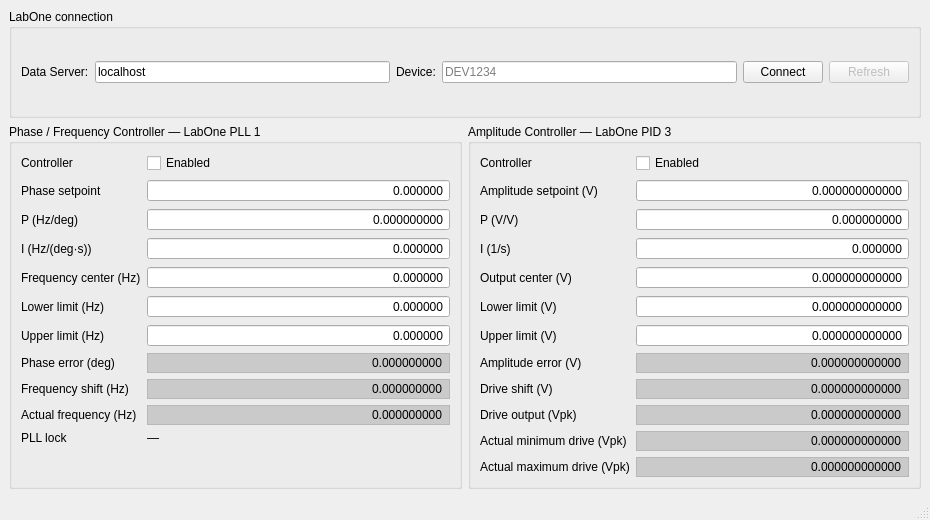
The window that mfli_oscillation_control_v0.ui (S73f4n/zhinstafm) describes before a commit, drawn with Qt 5.
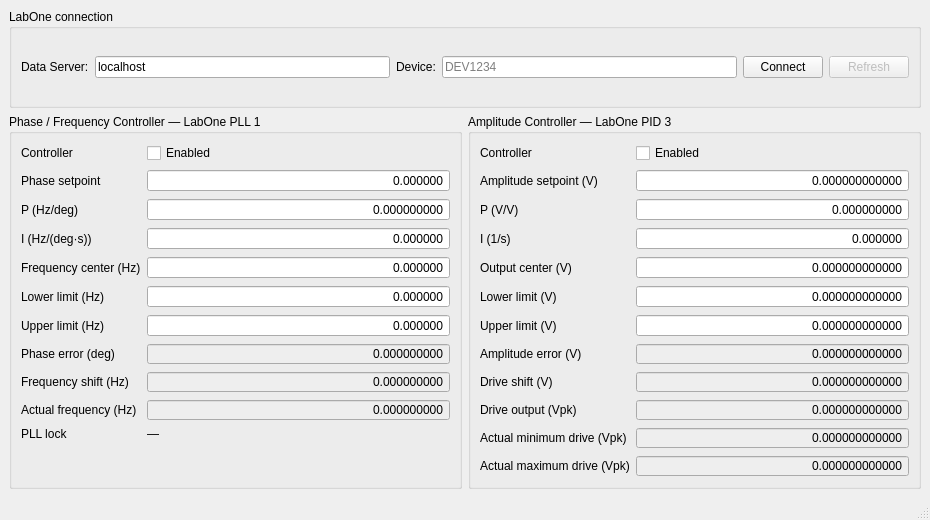
The same window after the commit. Custom widgets are drawn as their Qt base class.

Commit message: grey text box

```diff
--- a/mfli_oscillation_control_v0.ui
+++ b/mfli_oscillation_control_v0.ui
@@ -295,6 +295,9 @@
          </item>
          <item row="7" column="1">
           <widget class="NanonisSpinBox" name="phaseErrorValue">
+           <property name="styleSheet">
+            <string notr="true">background-color: rgb(238, 238, 238);</string>
+           </property>
            <property name="readOnly">
             <bool>true</bool>
            </property>
@@ -319,9 +322,6 @@
            <property name="keyboardTracking">
             <bool>false</bool>
            </property>
-           <property name="styleSheet">
-            <string>QDoubleSpinBox { background-color: palette(midlight); color: palette(text); border: 1px solid palette(mid); padding: 1px 3px; }</string>
-           </property>
           </widget>
          </item>
          <item row="8" column="0">
@@ -333,6 +333,9 @@
          </item>
          <item row="8" column="1">
           <widget class="NanonisSpinBox" name="phaseShiftValue">
+           <property name="styleSheet">
+            <string notr="true">background-color: rgb(238, 238, 238);</string>
+           </property>
            <property name="readOnly">
             <bool>true</bool>
            </property>
@@ -357,9 +360,6 @@
            <property name="keyboardTracking">
             <bool>false</bool>
            </property>
-           <property name="styleSheet">
-            <string>QDoubleSpinBox { background-color: palette(midlight); color: palette(text); border: 1px solid palette(mid); padding: 1px 3px; }</string>
-           </property>
           </widget>
          </item>
          <item row="9" column="0">
@@ -371,6 +371,9 @@
          </item>
          <item row="9" column="1">
           <widget class="NanonisSpinBox" name="phaseValueValue">
+           <property name="styleSheet">
+            <string notr="true">background-color: rgb(238, 238, 238);</string>
+           </property>
            <property name="readOnly">
             <bool>true</bool>
            </property>
@@ -395,9 +398,6 @@
            <property name="keyboardTracking">
             <bool>false</bool>
            </property>
-           <property name="styleSheet">
-            <string>QDoubleSpinBox { background-color: palette(midlight); color: palette(text); border: 1px solid palette(mid); padding: 1px 3px; }</string>
-           </property>
           </widget>
          </item>
          <item row="10" column="0">
@@ -638,6 +638,9 @@
          </item>
          <item row="7" column="1">
           <widget class="NanonisSpinBox" name="ampErrorValue">
+           <property name="styleSheet">
+            <string notr="true">background-color: rgb(238, 238, 238);</string>
+           </property>
            <property name="readOnly">
             <bool>true</bool>
            </property>
@@ -662,9 +665,6 @@
            <property name="keyboardTracking">
             <bool>false</bool>
            </property>
-           <property name="styleSheet">
-            <string>QDoubleSpinBox { background-color: palette(midlight); color: palette(text); border: 1px solid palette(mid); padding: 1px 3px; }</string>
-           </property>
           </widget>
          </item>
          <item row="8" column="0">
@@ -676,6 +676,9 @@
          </item>
          <item row="8" column="1">
           <widget class="NanonisSpinBox" name="ampShiftValue">
+           <property name="styleSheet">
+            <string notr="true">background-color: rgb(238, 238, 238);</string>
+           </property>
            <property name="readOnly">
             <bool>true</bool>
            </property>
@@ -700,9 +703,6 @@
            <property name="keyboardTracking">
             <bool>false</bool>
            </property>
-           <property name="styleSheet">
-            <string>QDoubleSpinBox { background-color: palette(midlight); color: palette(text); border: 1px solid palette(mid); padding: 1px 3px; }</string>
-           </property>
           </widget>
          </item>
          <item row="9" column="0">
@@ -714,6 +714,9 @@
          </item>
          <item row="9" column="1">
           <widget class="NanonisSpinBox" name="ampValueValue">
+           <property name="styleSheet">
+            <string notr="true">background-color: rgb(238, 238, 238);</string>
+           </property>
            <property name="readOnly">
             <bool>true</bool>
            </property>
@@ -738,9 +741,6 @@
            <property name="keyboardTracking">
             <bool>false</bool>
            </property>
-           <property name="styleSheet">
-            <string>QDoubleSpinBox { background-color: palette(midlight); color: palette(text); border: 1px solid palette(mid); padding: 1px 3px; }</string>
-           </property>
           </widget>
          </item>
          <item row="10" column="0">
@@ -752,6 +752,9 @@
          </item>
          <item row="10" column="1">
           <widget class="NanonisSpinBox" name="ampActualMinValue">
+           <property name="styleSheet">
+            <string notr="true">background-color: rgb(238, 238, 238);</string>
+           </property>
            <property name="readOnly">
             <bool>true</bool>
            </property>
@@ -776,9 +779,6 @@
            <property name="keyboardTracking">
             <bool>false</bool>
            </property>
-           <property name="styleSheet">
-            <string>QDoubleSpinBox { background-color: palette(midlight); color: palette(text); border: 1px solid palette(mid); padding: 1px 3px; }</string>
-           </property>
           </widget>
          </item>
          <item row="11" column="0">
@@ -790,6 +790,9 @@
          </item>
          <item row="11" column="1">
           <widget class="NanonisSpinBox" name="ampActualMaxValue">
+           <property name="styleSheet">
+            <string notr="true">background-color: rgb(238, 238, 238);</string>
+           </property>
            <property name="readOnly">
             <bool>true</bool>
            </property>
@@ -814,9 +817,6 @@
            <property name="keyboardTracking">
             <bool>false</bool>
            </property>
-           <property name="styleSheet">
-            <string>QDoubleSpinBox { background-color: palette(midlight); color: palette(text); border: 1px solid palette(mid); padding: 1px 3px; }</string>
-           </property>
           </widget>
          </item>
         </layout>
```
